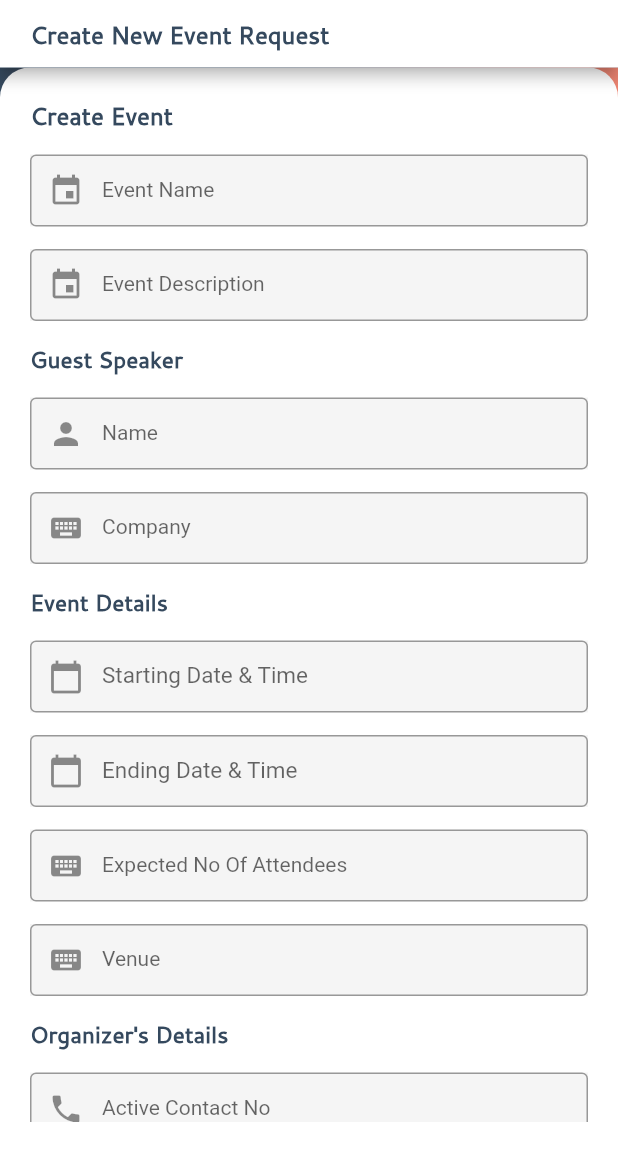
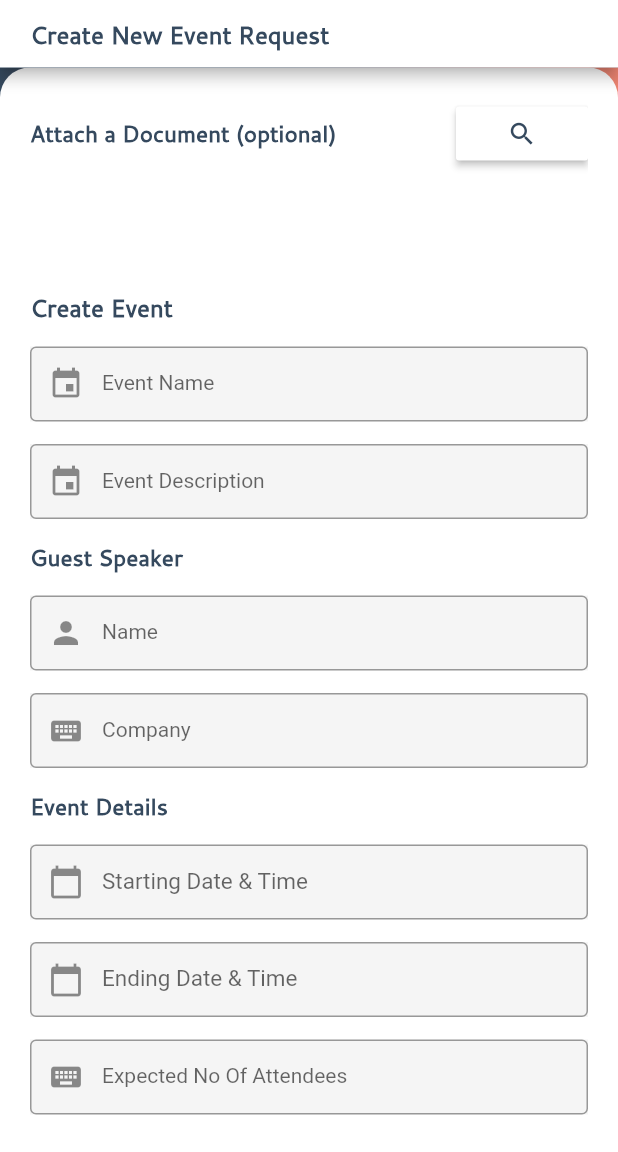
Before and after one commit to ammadUmarDev/erims, a Flutter app: the CreateEvent screen opened by its route, on a phone screen of 412 x 824 dp, the part 84-1236 px from its top. Run offline on Flutter 3.47's test engine with Material 2 defaults, Android fonts, the light colour scheme and no system bars; drawn by our look-alikes of datetime_picker_formfield; our stand-ins replace argon_buttons_flutter, cloud_firestore, file_picker, firebase_auth, firebase_storage, flutter_spinkit and 3 more; missing offline and left inert: fab_circular_menu, flutter_email_sender, grouped_buttons, sliding_card; accounts and stored records are empty; Roboto replaces fonts that are missing (SFUIDisplay); project files that could hold a hidden picture were left out.

Commit message:
bugs to resolve

```diff
--- a/lib/components/dateTimeFieldErims.dart
+++ b/lib/components/dateTimeFieldErims.dart
@@ -20,7 +20,7 @@ class _DateTimeFieldErimsState extends State<DateTimeFieldErims> {
   @override
   Widget build(BuildContext context) {
     return Container(
-      height: 48.0,
+      height: 50.0,
       color: Color(0xfff5f5f5),
       child: DateTimeField(
         style: TextStyle(
--- a/lib/components/textFieldErims.dart
+++ b/lib/components/textFieldErims.dart
@@ -43,7 +43,7 @@ class _TextFieldErimsState extends State<TextFieldErims> {
     return Column(
       children: <Widget>[
         Container(
-          height: 48.0,
+          height: 50.0,
           color: color,
           child: TextFormField(
             style: TextStyle(color: Colors.black, fontFamily: 'SFUIDisplay'),
--- a/lib/models/event.dart
+++ b/lib/models/event.dart
@@ -1,3 +1,5 @@
+import 'dart:io';
+
 import 'package:cloud_firestore/cloud_firestore.dart';
 import 'package:erims/components/PendingRequestCard.dart';
 import 'package:erims/components/bodyText.dart';
@@ -26,6 +28,8 @@ class Event {
   int rPersonNo, eAttendeesNo;
   List<String> selectedServices;
   bool isApproved, isRejected;
+  File file;
+  String uploadedFileUrl;
 
   Event(
     this.eName,
@@ -49,6 +53,8 @@ class Event {
     this.isApproved,
     this.forwardedTo,
     this.isRejected,
+    this.file,
+    this.uploadedFileUrl,
   );
 
   Event.fromFirebaseDocument(DocumentSnapshot firebaseDocument) {
@@ -75,6 +81,8 @@ class Event {
     isApproved = firebaseDocument.data['isApproved'];
     forwardedTo = firebaseDocument.data['forwardedTo'];
     isRejected = firebaseDocument.data['isRejected'];
+    uploadedFileUrl = firebaseDocument.data['filePathUploaded'];
+    file = null;
   }
 
   Future<DocumentReference> addToFirebase(Firestore firestore) async {
@@ -100,6 +108,7 @@ class Event {
       "isApproved": isApproved,
       "forwardedTo": forwardedTo,
       "isRejected": isRejected,
+      "filePathUploaded": uploadedFileUrl,
     });
   }
 
--- a/lib/pages/create_event.dart
+++ b/lib/pages/create_event.dart
@@ -4,6 +4,7 @@ import 'package:erims/components/attachmentFieldErims.dart';
 import 'package:erims/components/buttonErims.dart';
 import 'package:erims/components/header.dart';
 import 'package:erims/models/user.dart';
+import 'package:file_picker/file_picker.dart';
 import 'package:firebase_auth/firebase_auth.dart';
 import 'package:flutter/cupertino.dart';
 import 'package:flutter/material.dart';
@@ -16,7 +17,9 @@ import '../components/textFieldErims.dart';
 import '../components/h1.dart';
 import '../components/h2.dart';
 import 'package:erims/components/dropDownFieldErims.dart';
-
+import 'dart:io';
+import 'package:firebase_storage/firebase_storage.dart'; // For File Upload To Firestore
+import 'package:path/path.dart' as Path;
 import '../pages/confirm_create_event.dart';
 
 class CreateEvent extends StatefulWidget {
@@ -37,11 +40,36 @@ class _CreateEventState extends State<CreateEvent> {
   String userRole = "Student";
   String forwardToRole;
   User userObj;
+  File _file;
+  String _uploadedFileURL;
 
   @override
   void initState() {
     super.initState();
     getCurrentUser();
+  }
+
+  Future chooseFile() async {
+    await FilePicker.getFile(type: FileType.custom, allowedExtensions: ['pdf'])
+        .then((file) {
+      setState(() {
+        _file = file;
+      });
+    });
+  }
+
+  Future uploadFile() async {
+    StorageReference storageReference = FirebaseStorage.instance
+        .ref()
+        .child('eventDocumentUpload/${Path.basename(_file.path)}}');
+    StorageUploadTask uploadTask = storageReference.putFile(_file);
+    await uploadTask.onComplete;
+    print('File Uploaded');
+    storageReference.getDownloadURL().then((fileURL) {
+      setState(() {
+        _uploadedFileURL = fileURL;
+      });
+    });
   }
 
   void getCurrentUser() async {
@@ -122,10 +150,11 @@ class _CreateEventState extends State<CreateEvent> {
     keyboardType: TextInputType.phone,
     textFieldIcon: Icon(Icons.phone),
   );
-  DropDownFieldErims selectRefreshmentType = DropDownFieldErims(
+  /*DropDownFieldErims selectRefreshmentType = DropDownFieldErims(
     refreshmentType,
     defaultHeading: 'Refreshment Type',
-  );
+  );*/
+  String selectRefreshmentType;
   Text selectedRefreshmentType;
   TextFieldErims rPersonNoTextField = TextFieldErims(
     textFieldText: 'No Of Persons',
@@ -168,6 +197,73 @@ class _CreateEventState extends State<CreateEvent> {
             padding: EdgeInsets.all(20),
             child: ListView(
               children: <Widget>[
+                Row(
+                  mainAxisAlignment: MainAxisAlignment.spaceBetween,
+                  children: <Widget>[
+                    Column(
+                      children: <Widget>[
+                        H2(
+                          textBody: 'Attach a Document (optional)',
+                        ),
+                      ],
+                    ),
+                    Column(
+                      children: <Widget>[
+                        _file == null
+                            ? RaisedButton(
+                                child: Icon(
+                                  Icons.search,
+                                  color: Theme.of(context).primaryColor,
+                                  size: 20,
+                                ),
+                                onPressed: chooseFile,
+                                color: Colors.white,
+                              )
+                            : Container(),
+                        /*_file != null
+                            ? RaisedButton(
+                                child: Icon(
+                                  Icons.cloud_upload,
+                                  color: Theme.of(context).primaryColor,
+                                  size: 20,
+                                ),
+                                onPressed: uploadFile,
+                                color: Colors.white,
+                              )
+                            : Container(),*/
+                        _file != null
+                            ? RaisedButton(
+                                child: Icon(
+                                  Icons.clear,
+                                  color: Theme.of(context).primaryColor,
+                                  size: 20,
+                                ),
+                                onPressed: () {
+                                  setState(() {
+                                    _file = null;
+                                  });
+                                },
+                                color: Colors.white,
+                              )
+                            : Container(),
+                      ],
+                    ),
+                  ],
+                ),
+                InterTextFieldSpacing(),
+                Column(
+                  children: <Widget>[
+                    _file != null
+                        ? Text(_file.path.toString())
+                        : Container(height: 50),
+                    /*_uploadedFileURL != null
+                        ? Text(
+                            _uploadedFileURL.toString(),
+                          )
+                        : Container(),*/
+                  ],
+                ),
+                InterTextFieldSpacing(),
                 H1(
                   textBody: 'Create Event',
                 ),
@@ -211,57 +307,6 @@ class _CreateEventState extends State<CreateEvent> {
                   textBody: 'Serving of Refreshments',
                 ),
                 InterTextFieldSpacing(),
-                Container(
-                  height: 55.0,
-                  decoration: BoxDecoration(
-                      color: Colors.grey[100],
-                      borderRadius: BorderRadius.circular(4),
-                      border: Border.all(
-                        width: 1,
-                        color: Colors.grey[500],
-                      )),
-                  child: Row(
-                    children: <Widget>[
-                      Expanded(
-                        flex: 7,
-                        child: Padding(
-                          padding: const EdgeInsets.only(left: 8.0),
-                          child: DropdownButton<Text>(
-                            isExpanded: true,
-                            isDense: false,
-                            style: TextStyle(
-                              color: Colors.black,
-                              fontFamily: 'SFUIDisplay',
-                              fontSize: 15,
-                            ),
-                            hint: Text("Refreshment Type"),
-                            value: selectedRefreshmentType,
-                            onChanged: (Text value) {
-                              setState(() {
-                                selectedRefreshmentType = value;
-                              });
-                            },
-                            items:
-                                refreshmentType.map((String refreshmentType) {
-                              return DropdownMenuItem<Text>(
-                                value: Text(refreshmentType),
-                                child: Row(
-                                  children: <Widget>[
-                                    Text(
-                                      refreshmentType,
-                                      style: TextStyle(color: Colors.black),
-                                    ),
-                                  ],
-                                ),
-                              );
-                            }).toList(),
-                          ),
-                        ),
-                      ),
-                    ],
-                  ),
-                ),
-                InterTextFieldSpacing(),
                 rPersonNoTextField,
                 InterTextFieldSpacing(),
                 rServeDateTimeField,
@@ -272,7 +317,6 @@ class _CreateEventState extends State<CreateEvent> {
                   textBody: 'Services Required',
                 ),
                 InterTextFieldSpacing(),
-
                 CheckboxGroup(
                   //TODO: customize display according to brand standards
                   labels: <String>[
@@ -359,23 +403,35 @@ class _CreateEventState extends State<CreateEvent> {
                     }),
                 InterTextFieldSpacing(),
                 InterTextFieldSpacing(),
+                InterTextFieldSpacing(),
+                H1(
+                  textBody: 'Please Verfiy Your Input.',
+                ),
+                InterTextFieldSpacing(),
                 //create event button
                 ButtonErims(
                   onTap: (startLoading, stopLoading, btnState) async {
                     if (btnState == ButtonState.Idle) {
                       startLoading();
                       print('User Creating Event:');
+
                       final FirebaseUser user = loggedInUser;
                       final userId = user.uid;
                       try {
+                        setState(() {
                           Firestore.instance
                               .collection('users')
                               .where('email', isEqualTo: _categoryFT)
                               .snapshots()
                               .listen((QuerySnapshot querySnapshot) {
-                          querySnapshot.documents.forEach((document) =>
-                              forwardToUser = document.documentID);
+                            querySnapshot.documents.forEach((document) {
+                              forwardToUser = document.documentID;
+                              print("inside forEach" + forwardToUser);
                             });
+                          });
+                        });
+                        print(_categoryFT);
+                        print("before creating event object " + forwardToUser);
                         createdEvent = new Event(
                           eNameTextField.getReturnValue(),
                           eDescriptionTextField.getReturnValue(),
@@ -386,26 +442,32 @@ class _CreateEventState extends State<CreateEvent> {
                           int.parse(eAttendeesNoTextField.getReturnValue()),
                           eVenueTextField.getReturnValue(),
                           DateTime.now(),
-                          userObj.department,
-                          userObj.fullName,
+                          userObj.department.toString(),
+                          userObj.fullName.toString(),
                           oContactNoTextField.getReturnValue(),
                           rMenuItemsTextField.getReturnValue(),
                           int.parse(rPersonNoTextField.getReturnValue()),
                           rServeDateTimeField.getReturnValue(),
-                          selectRefreshmentType.getSelectedValue(),
+                          "High Tea",
                           selectedServices,
                           userId,
                           false,
                           forwardToUser,
                           false,
+                          _file,
+                          null,
                         );
-
+                        print("after creating event object " + forwardToUser);
                         if (createdEvent != null) {
+                          try {
                             Navigator.push(
                                 context,
                                 MaterialPageRoute(
                                     builder: (context) => ConfirmCreateEvent(
                                         createdEvent: createdEvent)));
+                          } catch (e) {
+                            print("Unable to push to confirm.");
+                          }
                         }
                       } catch (e) {
                         print(e);
--- a/pubspec.yaml
+++ b/pubspec.yaml
@@ -41,6 +41,7 @@ dependencies:
   flushbar: ^1.5.0
   flutter_email_sender: ^3.0.1
   fab_circular_menu: ^1.0.0
+  file_picker: ^1.6.3+2
 
 dev_dependencies:
   flutter_test:
```
Also changed, not shown: lib/pages/confirm_create_event.dart (+45 -0 lines), lib/test.dart (+117 -3 lines), pubspec.lock, 3 other files. Lines whose indentation alone changed are shown as unchanged.
